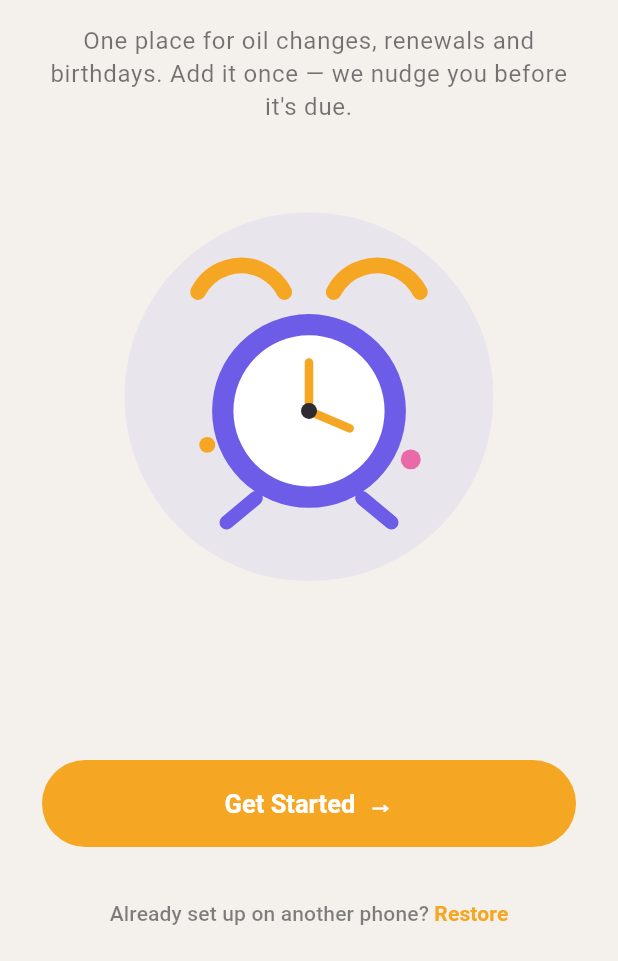
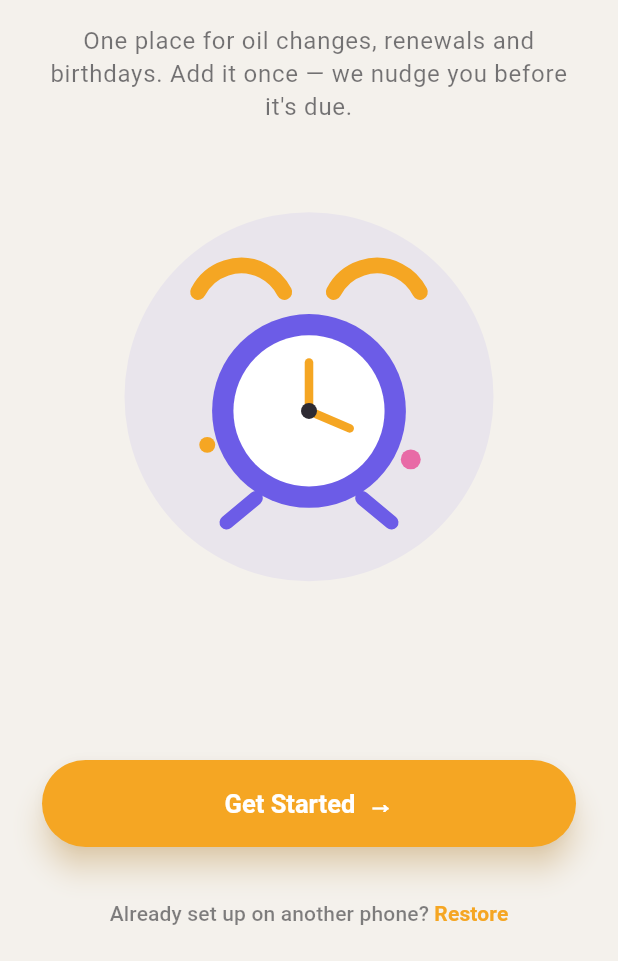
Before and after one commit to orlyyani/remindly, a Flutter app: the screen it shows after launch, on a phone screen of 412 x 824 dp, the part 275-1236 px from its top. Run offline on Flutter 3.47's test engine with Material 3 defaults, Android fonts, the phone set to English and light mode, and no system bars; our stand-ins replace flutter_local_notifications, flutter_timezone, hive, hive_flutter, share_plus, timezone; missing offline and left inert: file_selector; accounts and stored records are empty.

Commit message:
Add card and button shadows for depth (match mockups)
- Cards: elevation with a soft category-tinted shadow (soft cards) and a purple
  glow on the featured overdue card
- Primary buttons: coloured glow via theme (purple) with a per-button override
  for the orange Get Started; flat overrides for on-card white/snooze buttons
- CardTheme elevation for Card-based surfaces

Verified on device: card, button, nav-bar and FAB shadows all render.

Co-Authored-By: Claude Opus 4.8 (1M context) <noreply@anthropic.com>

```diff
--- a/lib/screens/welcome_screen.dart
+++ b/lib/screens/welcome_screen.dart
@@ -85,6 +85,8 @@ class WelcomeScreen extends StatelessWidget {
                   style: FilledButton.styleFrom(
                     backgroundColor: theme.colorScheme.secondary,
                     foregroundColor: Colors.white,
+                    shadowColor:
+                        theme.colorScheme.secondary.withValues(alpha: 0.5),
                   ),
                   child: const Text('Get Started  →'),
                 ),
--- a/lib/theme/app_theme.dart
+++ b/lib/theme/app_theme.dart
@@ -71,7 +71,8 @@ ThemeData buildAppTheme(Brightness brightness) {
       iconTheme: IconThemeData(color: ink),
     ),
     cardTheme: CardThemeData(
-      elevation: 0,
+      elevation: 6,
+      shadowColor: Colors.black.withValues(alpha: isDark ? 0.4 : 0.10),
       color: isDark ? AppColors.surfaceDark : Colors.white,
       shape: RoundedRectangleBorder(borderRadius: BorderRadius.circular(26)),
       margin: EdgeInsets.zero,
@@ -81,6 +82,9 @@ ThemeData buildAppTheme(Brightness brightness) {
         backgroundColor: AppColors.purple,
         foregroundColor: Colors.white,
         minimumSize: const Size(0, 58),
+        // Soft coloured glow under the primary (purple) buttons, like the mockups.
+        elevation: 8,
+        shadowColor: AppColors.purple.withValues(alpha: 0.45),
         shape:
             RoundedRectangleBorder(borderRadius: BorderRadius.circular(30)),
         textStyle: const TextStyle(fontWeight: FontWeight.w700, fontSize: 17),
--- a/lib/widgets/featured_reminder_card.dart
+++ b/lib/widgets/featured_reminder_card.dart
@@ -46,6 +46,8 @@ class FeaturedReminderCard extends StatelessWidget {
       color: AppColors.purple,
       borderRadius: BorderRadius.circular(28),
       clipBehavior: Clip.antiAlias,
+      elevation: 12,
+      shadowColor: AppColors.purple.withValues(alpha: 0.5),
       child: InkWell(
         onTap: onTap,
         child: Padding(
@@ -96,6 +98,7 @@ class FeaturedReminderCard extends StatelessWidget {
                       foregroundColor: AppColors.purple,
                       minimumSize: const Size(0, 48),
                       padding: const EdgeInsets.symmetric(horizontal: 22),
+                      elevation: 0,
                     ),
                     child: const Text('Mark done'),
                   ),
@@ -107,6 +110,7 @@ class FeaturedReminderCard extends StatelessWidget {
                       foregroundColor: Colors.white,
                       minimumSize: const Size(0, 48),
                       padding: const EdgeInsets.symmetric(horizontal: 22),
+                      elevation: 0,
                     ),
                     child: const Text('Snooze'),
                   ),
--- a/lib/widgets/soft_reminder_card.dart
+++ b/lib/widgets/soft_reminder_card.dart
@@ -55,6 +55,8 @@ class SoftReminderCard extends StatelessWidget {
       color: tint,
       borderRadius: BorderRadius.circular(24),
       clipBehavior: Clip.antiAlias,
+      elevation: 5,
+      shadowColor: color.withValues(alpha: 0.28),
       child: InkWell(
         onTap: onTap,
         child: Opacity(
```
